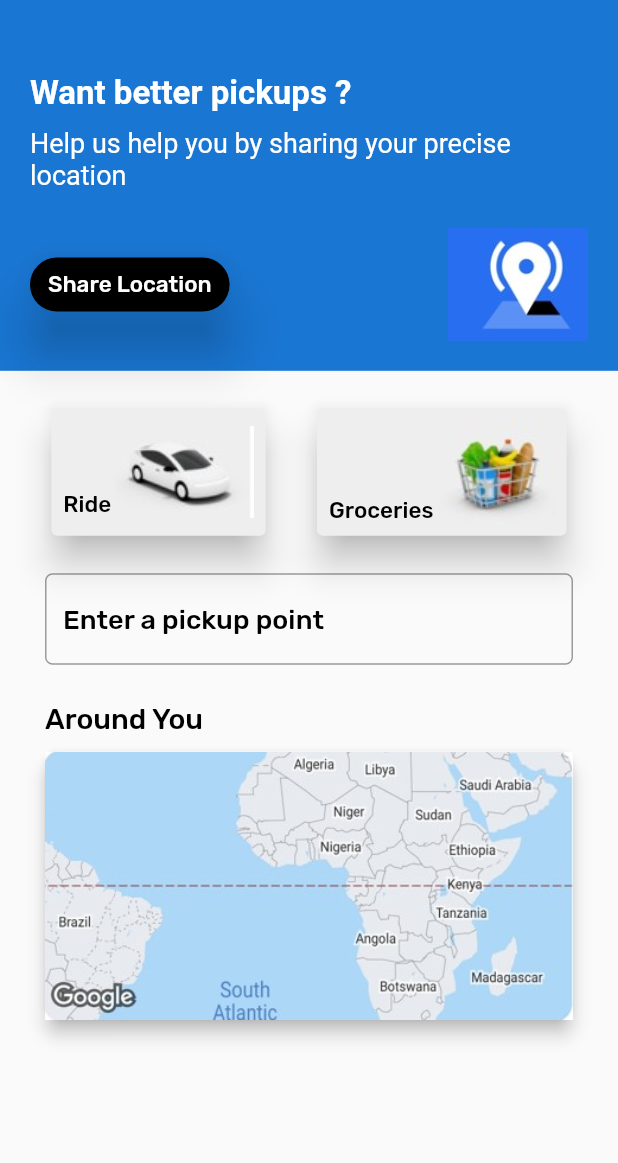
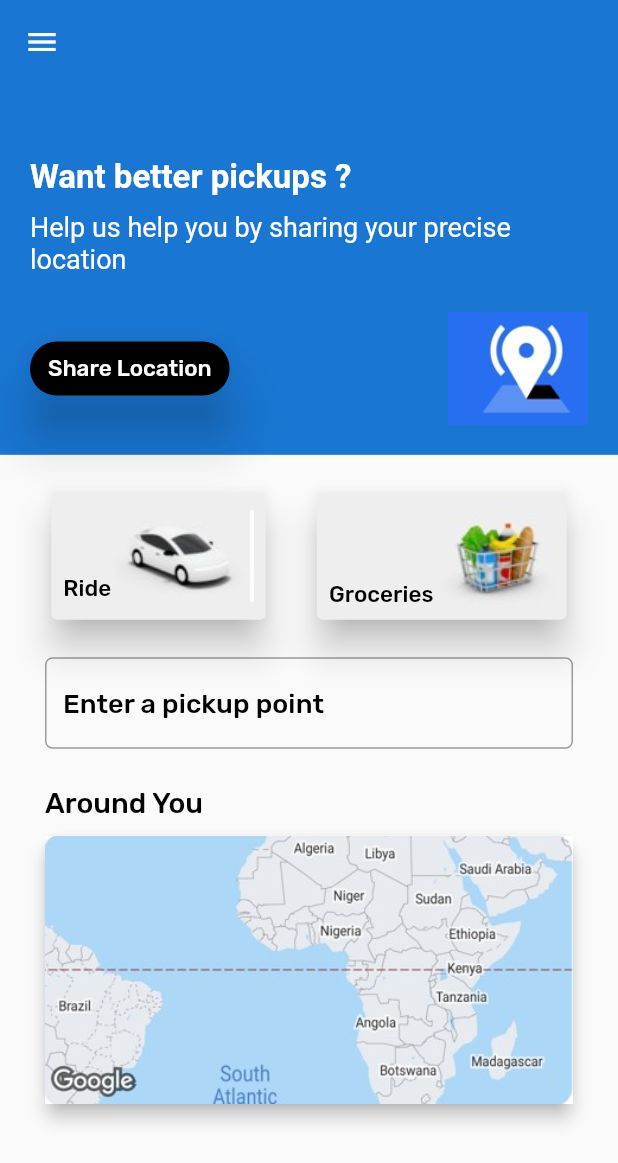
Before and after one commit to VaibhavJadhav-27/uber-ui-clone, a Flutter app: the HomePage screen opened directly, on a phone screen of 412 x 824 dp. Shown: the top 1163 px of the screen. Run offline on Flutter 3.47's test engine with Material 2 defaults, Android fonts, the phone set to English and light mode, and no system bars.

Commit message:
hoempage completed and drawer added

```diff
--- a/lib/homepage.dart
+++ b/lib/homepage.dart
@@ -29,6 +29,10 @@ class HomePage extends StatelessWidget {
   Widget build(BuildContext context) {
     return Scaffold(
         resizeToAvoidBottomInset: false,
+        appBar: AppBar(
+          backgroundColor: Colors.blue[700],
+          elevation: 0,
+        ),
         drawer: Drawer(
             child: ListView(
           padding: EdgeInsets.zero,
```
